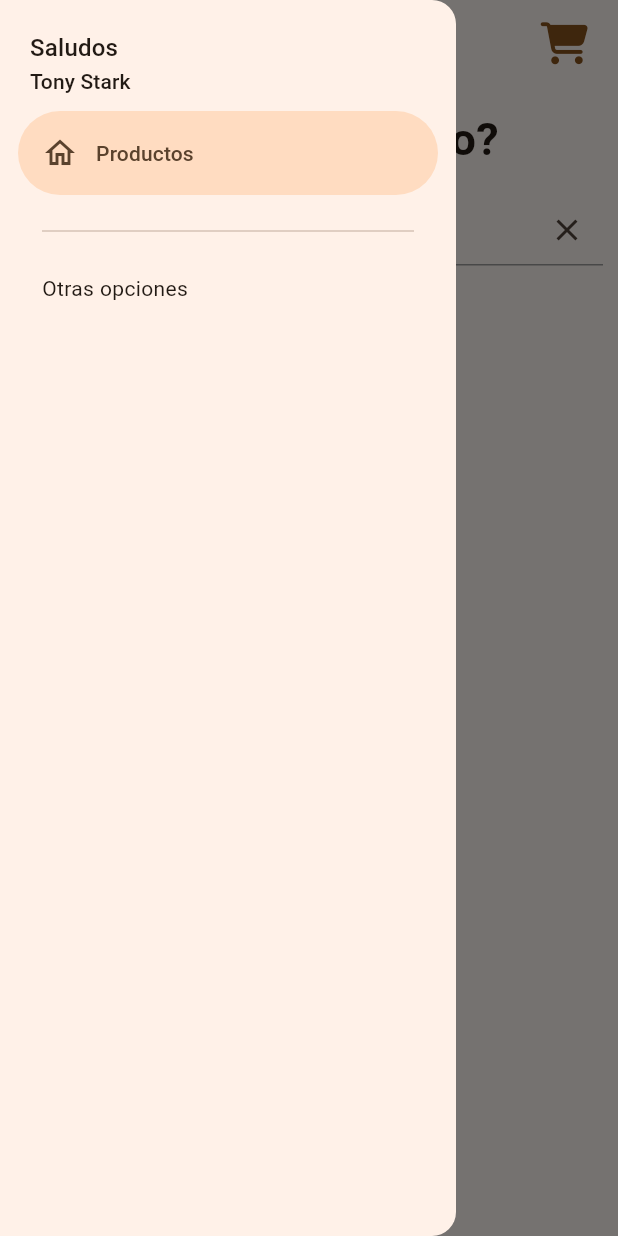
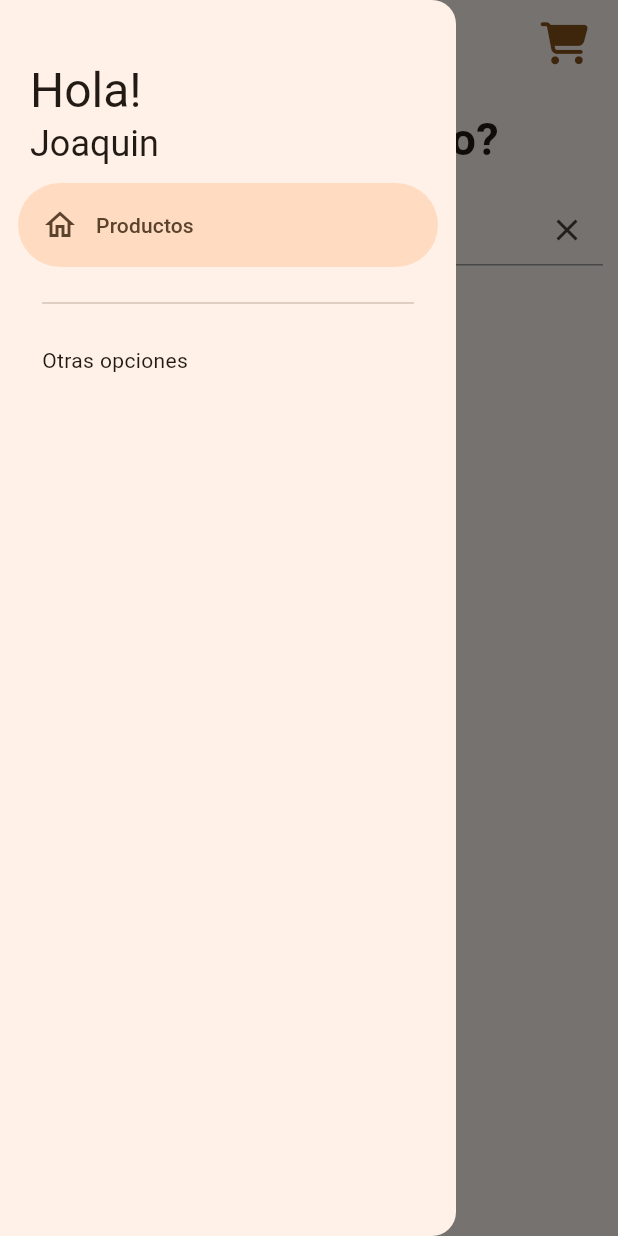
Before and after one commit to joacocarena/J-J-Burgers, a Flutter app: the screen it shows after launch, with the side drawer open, on a phone screen of 412 x 824 dp. Run offline on Flutter 3.47's test engine with Material 3 defaults, Android fonts, the phone set to English and light mode, and no system bars; our stand-ins replace flutter_riverpod, font_awesome_flutter, get, go_router, shared_preferences; missing offline and left inert: mongo_dart; network calls fail.

Commit message:
side menu updated

```diff
--- a/lib/presentation/widgets/side_menu.dart
+++ b/lib/presentation/widgets/side_menu.dart
@@ -30,14 +30,15 @@ class SideMenuState extends ConsumerState<SideMenu> {
 
       },
       children: [
+        const SizedBox(height: 20),
         Padding(
           padding: EdgeInsets.fromLTRB(20, hasNotch ? 0 : 20, 16, 0),
-          child: Text('Saludos', style: textStyles.titleMedium ),
+          child: Text('Hola!', style: textStyles.headlineLarge ),
         ),
 
         Padding(
           padding: const EdgeInsets.fromLTRB(20, 0, 16, 10),
-          child: Text('Tony Stark', style: textStyles.titleSmall ),
+          child: Text('Joaquin', style: textStyles.headlineSmall ),
         ),
 
         const NavigationDrawerDestination(
```
